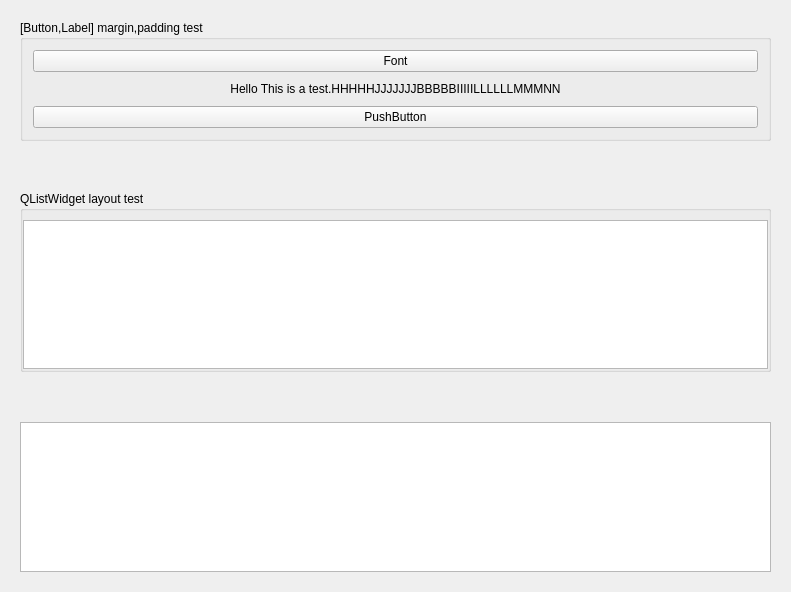
The window that form.ui (ruoxianSun/nestpp) describes before a commit, drawn with Qt 5.
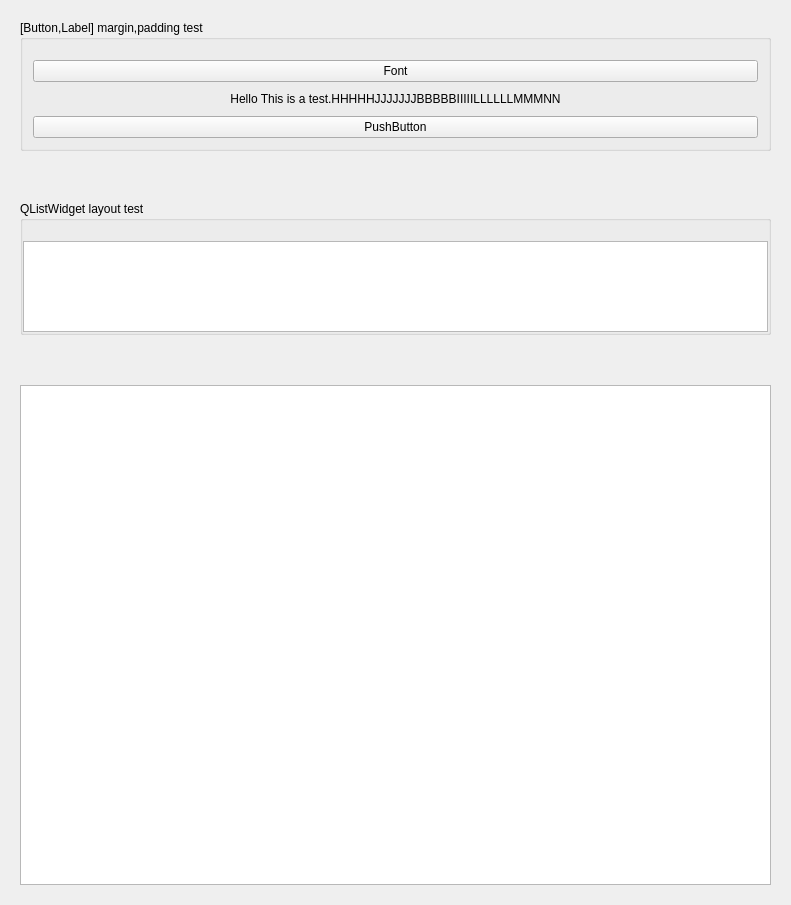
The same window after the commit. Icons and pictures are not drawn. Custom widgets are drawn as their Qt base class.

Patch:
```diff
--- a/form.ui
+++ b/form.ui
@@ -7,7 +7,7 @@
     <x>0</x>
     <y>0</y>
     <width>787</width>
-    <height>592</height>
+    <height>905</height>
    </rect>
   </property>
   <property name="windowTitle">
@@ -42,7 +42,7 @@
        <number>10</number>
       </property>
       <property name="topMargin">
-       <number>10</number>
+       <number>20</number>
       </property>
       <property name="rightMargin">
        <number>10</number>
@@ -98,6 +98,9 @@
       <property name="leftMargin">
        <number>0</number>
       </property>
+      <property name="topMargin">
+       <number>20</number>
+      </property>
       <property name="rightMargin">
        <number>0</number>
       </property>
@@ -142,7 +145,14 @@
     </widget>
    </item>
    <item>
-    <widget class="CTreeView" name="treeView"/>
+    <widget class="CTreeView" name="treeView">
+     <property name="minimumSize">
+      <size>
+       <width>0</width>
+       <height>500</height>
+      </size>
+     </property>
+    </widget>
    </item>
   </layout>
  </widget>
@@ -157,6 +167,11 @@
    <extends>QTreeView</extends>
    <header>ctreeview.h</header>
   </customwidget>
+  <customwidget>
+   <class>CPushButton</class>
+   <extends>QPushButton</extends>
+   <header>CPushButton.h</header>
+  </customwidget>
  </customwidgets>
  <resources/>
  <connections/>
```
Left out of the diff: 10 changed lines with no effect on the pictures.
